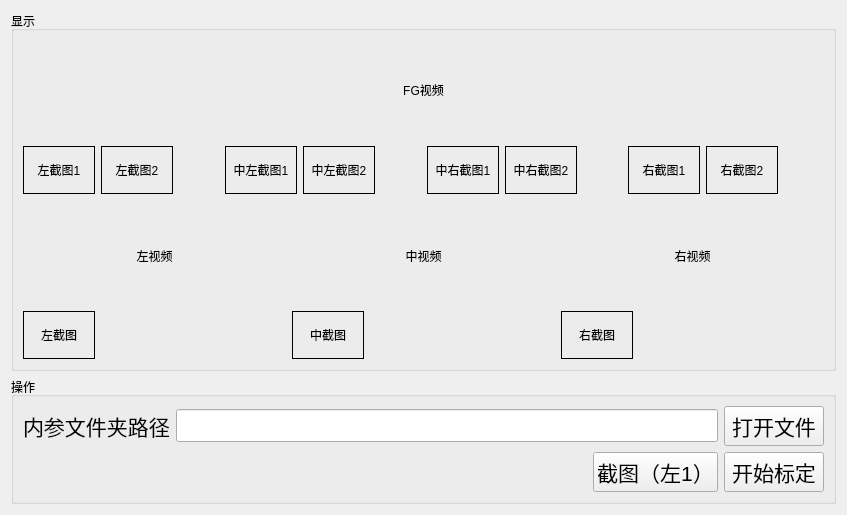
This is ui/tab_internal_calibration.ui in huangqi2002/CameraCalibration as Qt 5 draws it before an edit. The edited form follows.
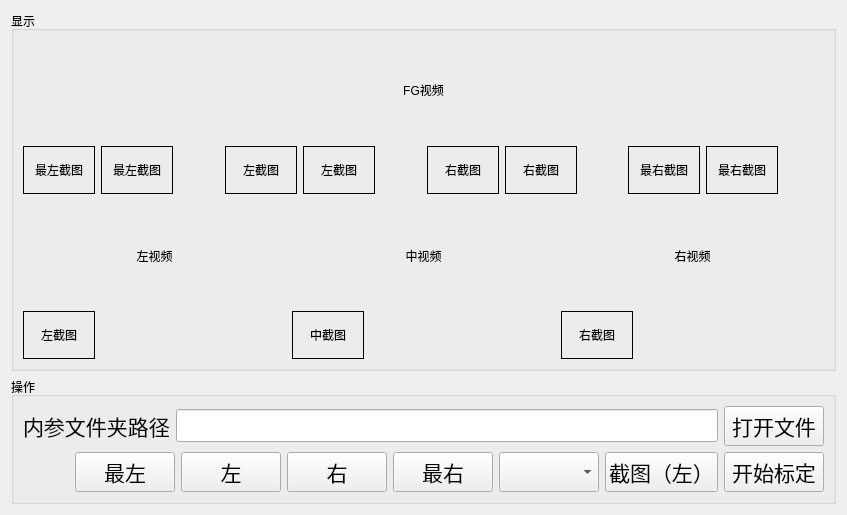
This is the edited form.

Patch:
```diff
--- a/ui/tab_internal_calibration.ui
+++ b/ui/tab_internal_calibration.ui
@@ -51,6 +51,57 @@
           </item>
           <item>
            <layout class="QHBoxLayout" name="horizontalLayout_middle_2">
+            <item>
+             <widget class="QLabel" name="label_img_middle_left_fg_2">
+              <property name="minimumSize">
+               <size>
+                <width>72</width>
+                <height>48</height>
+               </size>
+              </property>
+              <property name="frameShape">
+               <enum>QFrame::Box</enum>
+              </property>
+              <property name="text">
+               <string>最左截图</string>
+              </property>
+              <property name="alignment">
+               <set>Qt::AlignCenter</set>
+              </property>
+             </widget>
+            </item>
+            <item>
+             <widget class="QLabel" name="label_img_middle_left_fg_1">
+              <property name="minimumSize">
+               <size>
+                <width>72</width>
+                <height>48</height>
+               </size>
+              </property>
+              <property name="frameShape">
+               <enum>QFrame::Box</enum>
+              </property>
+              <property name="text">
+               <string>最左截图</string>
+              </property>
+              <property name="alignment">
+               <set>Qt::AlignCenter</set>
+              </property>
+             </widget>
+            </item>
+            <item>
+             <spacer name="horizontalSpacer_fg_2">
+              <property name="orientation">
+               <enum>Qt::Horizontal</enum>
+              </property>
+              <property name="sizeHint" stdset="0">
+               <size>
+                <width>40</width>
+                <height>20</height>
+               </size>
+              </property>
+             </spacer>
+            </item>
             <item>
              <widget class="QLabel" name="label_img_left_fg_1">
               <property name="minimumSize">
@@ -63,7 +114,7 @@
                <enum>QFrame::Box</enum>
               </property>
               <property name="text">
-               <string>左截图1</string>
+               <string>左截图</string>
               </property>
               <property name="alignment">
                <set>Qt::AlignCenter</set>
@@ -82,7 +133,7 @@
                <enum>QFrame::Box</enum>
               </property>
               <property name="text">
-               <string>左截图2</string>
+               <string>左截图</string>
               </property>
               <property name="alignment">
                <set>Qt::AlignCenter</set>
@@ -102,108 +153,6 @@
               </property>
              </spacer>
             </item>
-            <item>
-             <widget class="QLabel" name="label_img_middle_left_fg_1">
-              <property name="minimumSize">
-               <size>
-                <width>72</width>
-                <height>48</height>
-               </size>
-              </property>
-              <property name="frameShape">
-               <enum>QFrame::Box</enum>
-              </property>
-              <property name="text">
-               <string>中左截图1</string>
-              </property>
-              <property name="alignment">
-               <set>Qt::AlignCenter</set>
-              </property>
-             </widget>
-            </item>
-            <item>
-             <widget class="QLabel" name="label_img_middle_left_fg_2">
-              <property name="minimumSize">
-               <size>
-                <width>72</width>
-                <height>48</height>
-               </size>
-              </property>
-              <property name="frameShape">
-               <enum>QFrame::Box</enum>
-              </property>
-              <property name="text">
-               <string>中左截图2</string>
-              </property>
-              <property name="alignment">
-               <set>Qt::AlignCenter</set>
-              </property>
-             </widget>
-            </item>
-            <item>
-             <spacer name="horizontalSpacer_fg_2">
-              <property name="orientation">
-               <enum>Qt::Horizontal</enum>
-              </property>
-              <property name="sizeHint" stdset="0">
-               <size>
-                <width>40</width>
-                <height>20</height>
-               </size>
-              </property>
-             </spacer>
-            </item>
-            <item>
-             <widget class="QLabel" name="label_img_middle_right_fg_1">
-              <property name="minimumSize">
-               <size>
-                <width>72</width>
-                <height>48</height>
-               </size>
-              </property>
-              <property name="frameShape">
-               <enum>QFrame::Box</enum>
-              </property>
-              <property name="text">
-               <string>中右截图1</string>
-              </property>
-              <property name="alignment">
-               <set>Qt::AlignCenter</set>
-              </property>
-             </widget>
-            </item>
-            <item>
-             <widget class="QLabel" name="label_img_middle_right_fg_2">
-              <property name="minimumSize">
-               <size>
-                <width>72</width>
-                <height>48</height>
-               </size>
-              </property>
-              <property name="frameShape">
-               <enum>QFrame::Box</enum>
-              </property>
-              <property name="text">
-               <string>中右截图2</string>
-              </property>
-              <property name="alignment">
-               <set>Qt::AlignCenter</set>
-              </property>
-             </widget>
-            </item>
-            <item>
-             <spacer name="horizontalSpacer_fg_3">
-              <property name="orientation">
-               <enum>Qt::Horizontal</enum>
-              </property>
-              <property name="sizeHint" stdset="0">
-               <size>
-                <width>40</width>
-                <height>20</height>
-               </size>
-              </property>
-             </spacer>
-            </item>
             <item>
              <widget class="QLabel" name="label_img_right_fg_1">
               <property name="minimumSize">
@@ -216,7 +165,7 @@
                <enum>QFrame::Box</enum>
               </property>
               <property name="text">
-               <string>右截图1</string>
+               <string>右截图</string>
               </property>
               <property name="alignment">
                <set>Qt::AlignCenter</set>
@@ -235,7 +184,7 @@
                <enum>QFrame::Box</enum>
               </property>
               <property name="text">
-               <string>右截图2</string>
+               <string>右截图</string>
               </property>
               <property name="alignment">
                <set>Qt::AlignCenter</set>
@@ -255,6 +204,57 @@
               </property>
              </spacer>
             </item>
+            <item>
+             <widget class="QLabel" name="label_img_middle_right_fg_2">
+              <property name="minimumSize">
+               <size>
+                <width>72</width>
+                <height>48</height>
+               </size>
+              </property>
+              <property name="frameShape">
+               <enum>QFrame::Box</enum>
+              </property>
+              <property name="text">
+               <string>最右截图</string>
+              </property>
+              <property name="alignment">
+               <set>Qt::AlignCenter</set>
+              </property>
+             </widget>
+            </item>
+            <item>
+             <widget class="QLabel" name="label_img_middle_right_fg_1">
+              <property name="minimumSize">
+               <size>
+                <width>72</width>
+                <height>48</height>
+               </size>
+              </property>
+              <property name="frameShape">
+               <enum>QFrame::Box</enum>
+              </property>
+              <property name="text">
+               <string>最右截图</string>
+              </property>
+              <property name="alignment">
+               <set>Qt::AlignCenter</set>
+              </property>
+             </widget>
+            </item>
+            <item>
+             <spacer name="horizontalSpacer_fg_3">
+              <property name="orientation">
+               <enum>Qt::Horizontal</enum>
+              </property>
+              <property name="sizeHint" stdset="0">
+               <size>
+                <width>40</width>
+                <height>20</height>
+               </size>
+              </property>
+             </spacer>
+            </item>
            </layout>
           </item>
          </layout>
@@ -492,6 +492,88 @@
           </property>
          </spacer>
         </item>
+        <item>
+         <widget class="QPushButton" name="midleft_pushButton_screenshot">
+          <property name="minimumSize">
+           <size>
+            <width>100</width>
+            <height>40</height>
+           </size>
+          </property>
+          <property name="font">
+           <font>
+            <pointsize>16</pointsize>
+           </font>
+          </property>
+          <property name="text">
+           <string>最左</string>
+          </property>
+         </widget>
+        </item>
+        <item>
+         <widget class="QPushButton" name="pushButton_screenshot_4">
+          <property name="minimumSize">
+           <size>
+            <width>100</width>
+            <height>40</height>
+           </size>
+          </property>
+          <property name="font">
+           <font>
+            <pointsize>16</pointsize>
+           </font>
+          </property>
+          <property name="text">
+           <string>左</string>
+          </property>
+         </widget>
+        </item>
+        <item>
+         <widget class="QPushButton" name="pushButton_screenshot_2">
+          <property name="minimumSize">
+           <size>
+            <width>100</width>
+            <height>40</height>
+           </size>
+          </property>
+          <property name="font">
+           <font>
+            <pointsize>16</pointsize>
+           </font>
+          </property>
+          <property name="text">
+           <string>右</string>
+          </property>
+         </widget>
+        </item>
+        <item>
+         <widget class="QPushButton" name="pushButton_screenshot_5">
+          <property name="minimumSize">
+           <size>
+            <width>100</width>
+            <height>40</height>
+           </size>
+          </property>
+          <property name="font">
+           <font>
+            <pointsize>16</pointsize>
+           </font>
+          </property>
+          <property name="text">
+           <string>最右</string>
+          </property>
+         </widget>
+        </item>
+        <item>
+         <widget class="QComboBox" name="position_comboBox">
+          <property name="minimumSize">
+           <size>
+            <width>100</width>
+            <height>40</height>
+           </size>
+          </property>
+         </widget>
+        </item>
         <item>
          <widget class="QPushButton" name="pushButton_screenshot">
           <property name="minimumSize">
@@ -506,7 +588,7 @@
            </font>
           </property>
           <property name="text">
-           <string>截图（左1）</string>
+           <string>截图（左）</string>
           </property>
          </widget>
         </item>
```
